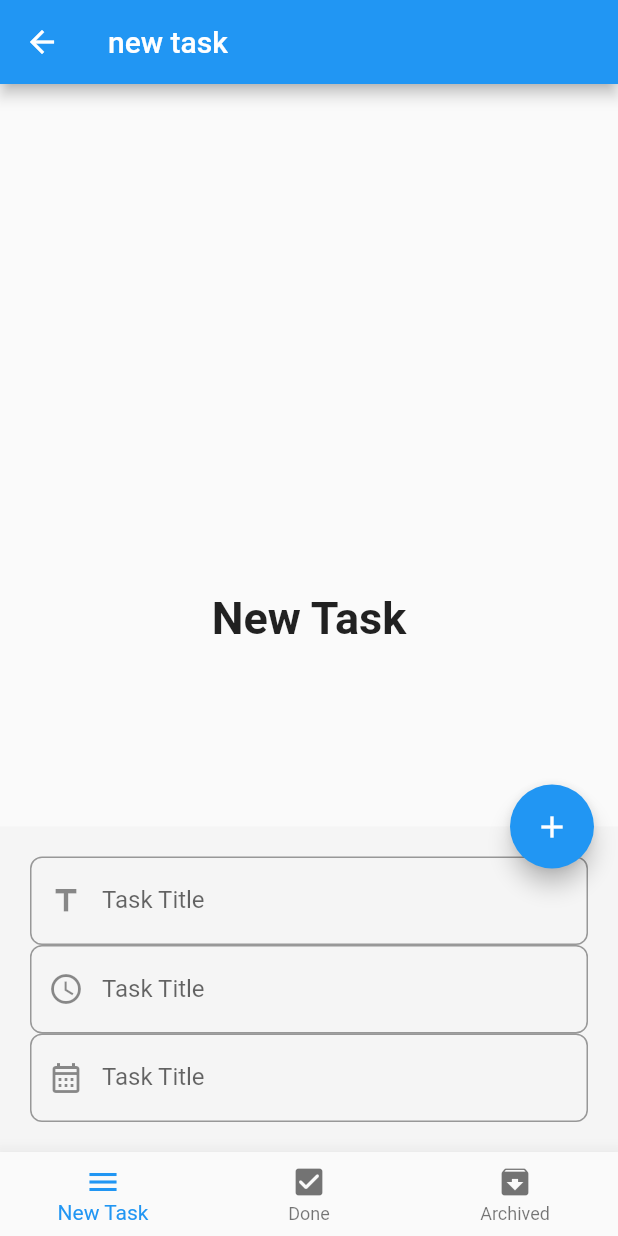
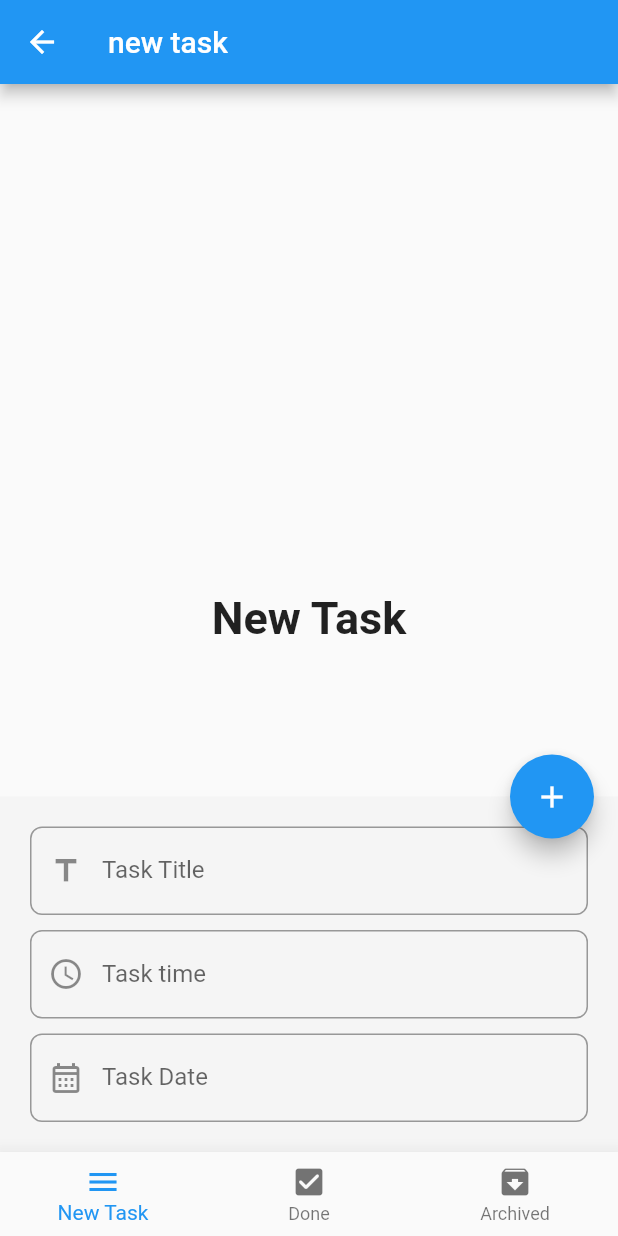
Before and after one commit to hesham060/todo_App1, a Flutter app: the screen it shows after launch, after a tap on the "edit" icon, on a phone screen of 412 x 824 dp. Run offline on Flutter 3.47's test engine with Material 2 defaults, Android fonts, the phone set to English and light mode, and no system bars; our stand-ins replace sqflite; accounts and stored records are empty.

```diff
--- a/todoapp/lib/layout/home_layout.dart
+++ b/todoapp/lib/layout/home_layout.dart
@@ -1,9 +1,9 @@
 import 'package:flutter/material.dart';
+import 'package:intl/intl.dart';
 import 'package:sqflite/sqflite.dart';
 import 'package:todoapp/models/archive_tasks.dart';
 import 'package:todoapp/models/done_tasks.dart';
 import 'package:todoapp/models/new_tasks.dart';
-
 import '../shared/components/component.dart';
 
 class HomeLayout extends StatefulWidget {
@@ -27,7 +27,7 @@ class _HomeLayoutState extends State<HomeLayout> {
   var titlecontroller = TextEditingController();
   var datecontroller = TextEditingController();
   var timecontroller = TextEditingController();
-  var formKey=GlobalKey<FormState>();
+  var formKey = GlobalKey<FormState>();
   @override
   void initState() {
     super.initState();
@@ -44,11 +44,19 @@ class _HomeLayoutState extends State<HomeLayout> {
       floatingActionButton: FloatingActionButton(
         onPressed: () {
           if (isBottomSheetShown) {
+            if (formKey.currentState!.validate()) {
+              insertDataToDatabase(
+                title: titlecontroller.text,
+                time: timecontroller.text,
+                date: datecontroller.text,
+              ).then((value) {
                 Navigator.pop(context);
                 isBottomSheetShown = false;
                 setState(() {
                   fabIcon = Icons.edit;
                 });
+              });
+            }
           } else {
             scafoldKey.currentState!.showBottomSheet(
               (context) {
@@ -73,39 +81,59 @@ class _HomeLayoutState extends State<HomeLayout> {
                                 }
                                 return null;
                               },
-                            ontap: (){
+                              ontap: () {
                                 print('task title');
-                            }
-                          ),  //title field
+                              }),
+                          SizedBox(
+                            height: 10,
+                          ), //title field
                           defaultTextFormField(
                               controller: timecontroller,
-                            labelText: 'Task Title',
+                              labelText: 'Task time',
                               iconData: Icons.watch_later_outlined,
-                            type: TextInputType.text,
+                              type: TextInputType.datetime,
                               validate: (value) {
                                 if (value!.isEmpty) {
                                   return 'time must not be empty';
                                 }
                                 return null;
                               },
-                            ontap: (){
-                              print('time tapping');
-                            }
-                          ),
+                              ontap: () {
+                                showTimePicker(
+                                        context: context,
+                                        initialTime: TimeOfDay.now())
+                                    .then((value) {
+                                  timecontroller.text =
+                                      value!.format(context).toString();
+                                  print(value.format(context));
+                                });
+                              }),
+                          SizedBox(
+                            height: 10,
+                          ), //title field
+
                           defaultTextFormField(
                             controller: datecontroller,
-                            labelText: 'Task Title',
+                            labelText: 'Task Date ',
                             iconData: Icons.calendar_month_outlined,
-                            type: TextInputType.text,
+                            type: TextInputType.datetime,
                             validate: (value) {
                               if (value!.isEmpty) {
                                 return 'Date must not be empty';
                               }
                               return null;
                             },
-                            ontap: (){
-                              print('date tapping');
-                            }
+                            ontap: () {
+                              showDatePicker(
+                                context: context,
+                                initialDate: DateTime.now(),
+                                firstDate: DateTime.now(),
+                                lastDate: DateTime.parse('2022-12-31'),
+                              ).then((value) {
+                                datecontroller.text = DateFormat.yMMMd()
+                                    .format(value!); //package intl
+                              });
+                            },
                           ),
                         ],
                       ),
@@ -164,7 +192,10 @@ class _HomeLayoutState extends State<HomeLayout> {
     );
   }
 
-  Future insertDataToDatabase() async {
+  Future insertDataToDatabase(
+      {@required String? title,
+      @required String? time,
+      @required String? date}) async {
     await database?.transaction((txn) async {
       await txn
           .rawInsert(
```
Also changed, not shown: todoapp/pubspec.yaml (+5 -12 lines), todoapp/pubspec.lock. Lines whose indentation alone changed are shown as unchanged.
